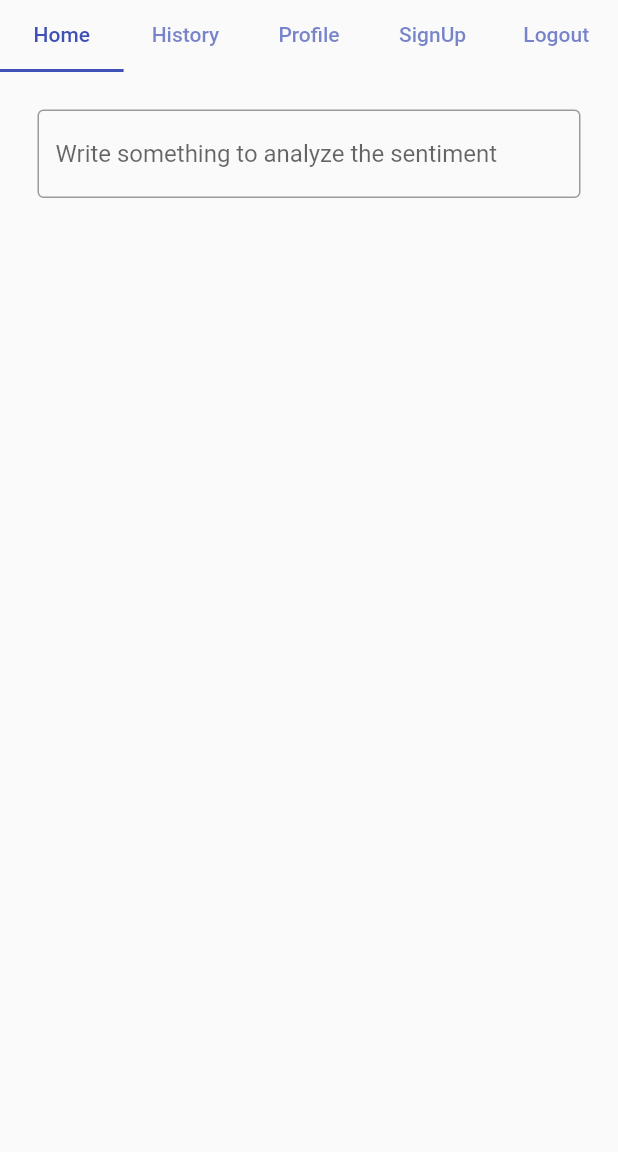
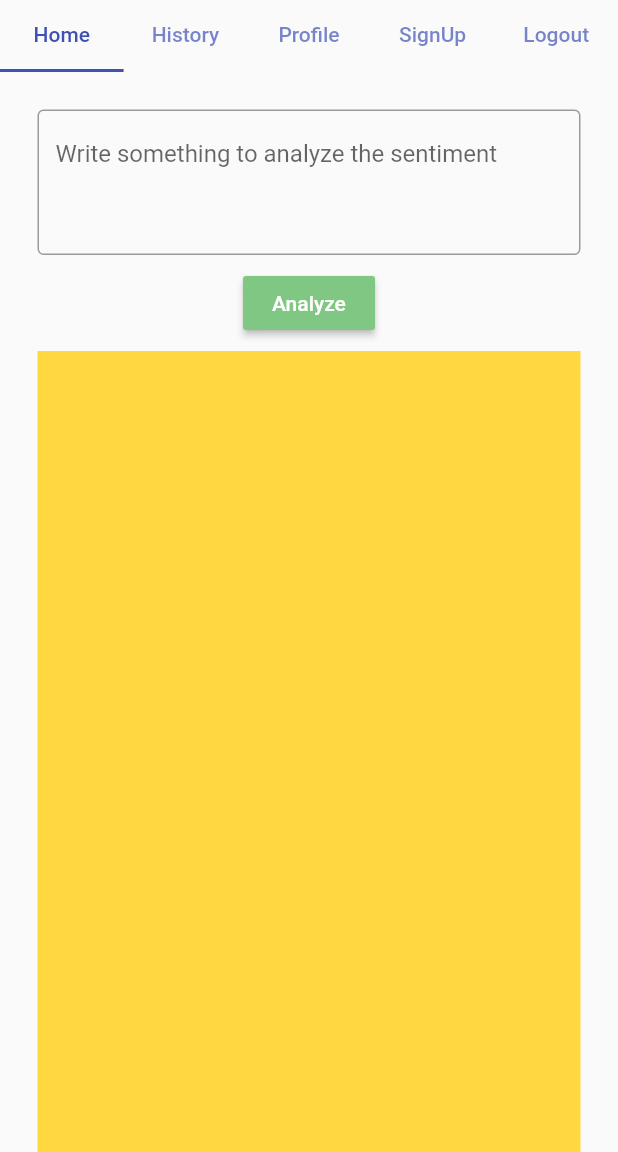
Before and after one commit to KhornSokheng/customer-feedback-analysis, a Flutter app: the screen it shows after launch, on a phone screen of 412 x 824 dp, the part 84-1236 px from its top. Run offline on Flutter 3.47's test engine with Material 2 defaults, Android fonts, the phone set to English and light mode, and no system bars.

Commit message:
get user input, make it scrollable,

```diff
--- a/lib/pages/home/home.dart
+++ b/lib/pages/home/home.dart
@@ -8,9 +8,20 @@ class Home extends StatefulWidget {
 }
 
 class _HomeState extends State<Home> {
+
+  // use this controller to get what user typed
+  final _textController = TextEditingController();
+
+  // store user input text
+  String userText = "";
+
   @override
   Widget build(BuildContext context) {
-    return Container(
+
+    var screenSize = MediaQuery.of(context).size;
+
+    return SingleChildScrollView(
+      child: Container(
         child: Padding(
           padding: const EdgeInsets.all(25.0),
           child: Column(
@@ -18,13 +29,48 @@ class _HomeState extends State<Home> {
 
             children: [
               TextField(
+                maxLines: 3,
+                controller: _textController,
+                decoration: const InputDecoration(
+                  hintText: "Write something to analyze the sentiment",
+                  border: OutlineInputBorder(),
+                  // suffixIcon: IconButton(
+                  //     onPressed: (){
+                  //       //clear the textfield
+                  //       _textController.clear();
+                  //     },
+                  //     icon: Icon(Icons.clear)
+                  // )
+                ),
+              ),
+              Padding(
+                padding: const EdgeInsets.all(8.0),
+                child: MaterialButton(
+                  onPressed: (){
+                    //update user input string
+                    setState(() {
+                      userText = _textController.text;
+                    });
+                  },
+                  color: Colors.green[300],
+                  child: const Text("Analyze",
+                    style: TextStyle(
+                      color: Colors.white,
 
-            decoration: InputDecoration(
-              hintText: "Write something to analyze the sentiment",
-              border: OutlineInputBorder()
                     ),
+                  ),
+
+                ),
+              ),
+              Container(
+                color: Colors.amberAccent,
+                height: screenSize.height*1.5,
+                width: screenSize.width,
+                child: Text(userText),
+
               )
           ]
+          ),
         ),
       ),
     );
```
Lines whose indentation alone changed are shown as unchanged.
